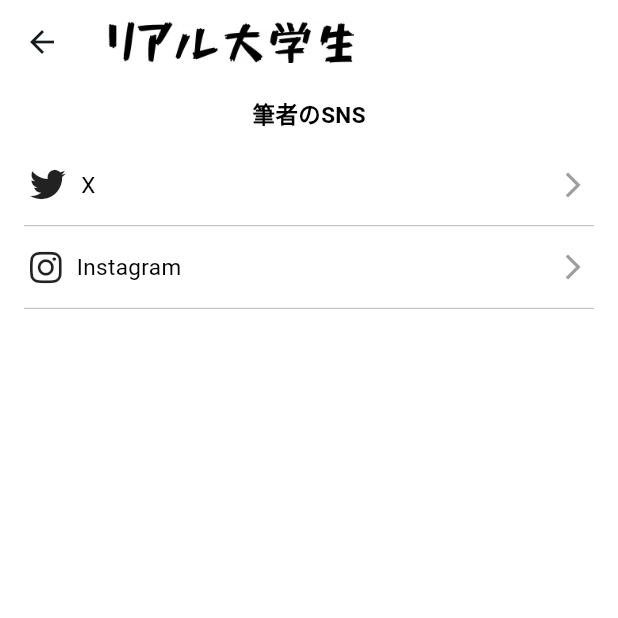
After one commit to Arata1202/FlutterBlogApp, a Flutter app: the Sns screen opened directly, on a phone screen of 412 x 824 dp, the top half of it. The commit adds this screen. Run offline on Flutter 3.47's test engine with Material 3 defaults, Android fonts, the phone set to English and light mode, and no system bars; our stand-ins replace font_awesome_flutter, share_plus, webview_flutter.

Commit message:
feat: 筆者のSNS実装

```diff
--- a/lib/menu.dart
+++ b/lib/menu.dart
@@ -4,6 +4,7 @@ import 'package:share_plus/share_plus.dart';
 import 'profile.dart';
 import 'notice.dart';
 import 'privacy.dart';
+import 'sns.dart';
 
 class Menu extends StatelessWidget {
   const Menu({super.key});
@@ -42,6 +43,12 @@ class Menu extends StatelessWidget {
               Navigator.push(
                 context,
                 MaterialPageRoute(builder: (context) => const Profile()),
+              );
+            }),
+            _menuItem("筆者のSNS", const Icon(Icons.person), () {
+              Navigator.push(
+                context,
+                MaterialPageRoute(builder: (context) => const Sns()),
               );
             }),
             _divider(),
--- /dev/null
+++ b/lib/sns.dart
@@ -0,0 +1,102 @@
+import 'package:flutter/material.dart';
+import 'package:font_awesome_flutter/font_awesome_flutter.dart';
+import 'package:url_launcher/url_launcher.dart';
+
+class Sns extends StatelessWidget {
+  const Sns({super.key});
+
+  @override
+  Widget build(BuildContext context) {
+    return Scaffold(
+      appBar: AppBar(
+        title: Image.asset(
+          'assets/title.webp',
+          height: 28,
+        ),
+        backgroundColor: Colors.white,
+        surfaceTintColor: Colors.transparent,
+        elevation: 4,
+        bottom: PreferredSize(
+          preferredSize: const Size.fromHeight(40.0),
+          child: Padding(
+            padding: const EdgeInsets.only(bottom: 8.0),
+            child: const Text(
+              '筆者のSNS',
+              style: TextStyle(
+                color: Colors.black,
+                fontSize: 15,
+                fontWeight: FontWeight.bold,
+              ),
+            ),
+          ),
+        ),
+      ),
+      body: Container(
+        color: Colors.white,
+        child: ListView(
+          children: [
+            _menuItem("X", const FaIcon(FontAwesomeIcons.twitter), () {
+              _launchURL('twitter://user?screen_name=Aokumoblog',
+                  'https://x.com/Aokumoblog');
+            }),
+            _divider(),
+            _menuItem("Instagram", const FaIcon(FontAwesomeIcons.instagram),
+                () {
+              _launchURL('instagram://user?username=ao_realstudent',
+                  'https://www.instagram.com/ao_realstudent/?hl=ja');
+            }),
+            _divider(),
+          ],
+        ),
+      ),
+    );
+  }
+
+  Widget _menuItem(String title, Widget icon, VoidCallback onTap) {
+    return GestureDetector(
+      child: Container(
+        margin: const EdgeInsets.symmetric(horizontal: 16.0),
+        padding: const EdgeInsets.symmetric(vertical: 15.0, horizontal: 4.0),
+        child: Row(
+          children: <Widget>[
+            Container(
+              margin: const EdgeInsets.only(right: 10.0),
+              child: icon,
+            ),
+            Expanded(
+              child: Text(
+                title,
+                style: const TextStyle(color: Colors.black, fontSize: 15.0),
+              ),
+            ),
+            const Icon(Icons.arrow_forward_ios, color: Colors.grey, size: 20),
+          ],
+        ),
+      ),
+      onTap: onTap,
+    );
+  }
+
+  Widget _divider() {
+    return Container(
+      margin: const EdgeInsets.symmetric(horizontal: 16.0),
+      child: const Divider(
+        color: Colors.grey,
+        height: 1,
+        thickness: 0.5,
+      ),
+    );
+  }
+
+  void _launchURL(String appUrl, String webUrl) async {
+    if (await canLaunch(appUrl)) {
+      await launch(appUrl);
+    } else {
+      if (await canLaunch(webUrl)) {
+        await launch(webUrl);
+      } else {
+        print('Could not launch $webUrl');
+      }
+    }
+  }
+}
--- a/pubspec.yaml
+++ b/pubspec.yaml
@@ -38,6 +38,7 @@ dependencies:
   webview_flutter_wkwebview: ^3.14.0
   url_launcher: ^6.0.20
   share_plus: ^4.0.4
+  font_awesome_flutter: ^10.1.0
 
 dev_dependencies:
   flutter_test:
```
Also changed, not shown: pubspec.lock.
